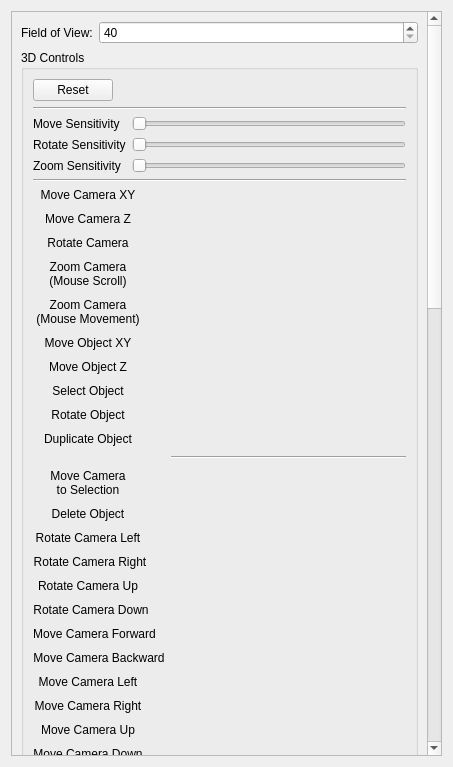
NickHugi/PyKotor, file ui/widgets/settings/module_designer.ui: the form before one commit.
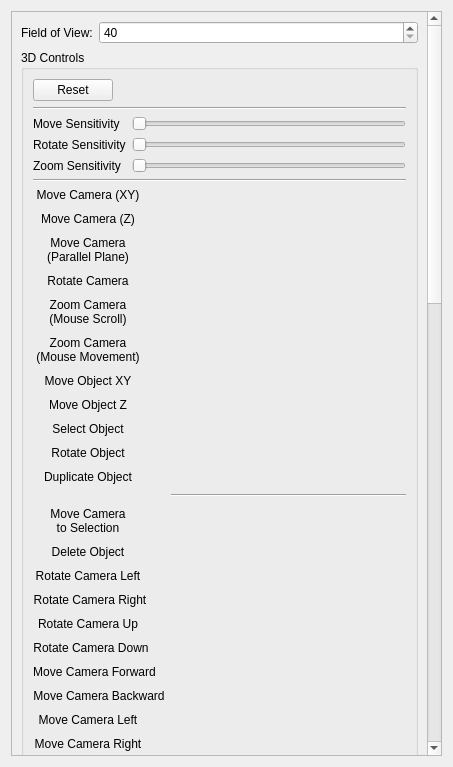
The form after the commit. Custom widgets are drawn as their Qt base class.

Commit message: Add controls to let the user move parallel to its viewing plane

```diff
--- a/ui/widgets/settings/module_designer.ui
+++ b/ui/widgets/settings/module_designer.ui
@@ -23,9 +23,9 @@
       <property name="geometry">
        <rect>
         <x>0</x>
-        <y>-279</y>
+        <y>0</y>
         <width>416</width>
-        <height>1882</height>
+        <height>1918</height>
        </rect>
       </property>
       <layout class="QVBoxLayout" name="verticalLayout">
@@ -180,7 +180,7 @@
 }</string>
               </property>
               <property name="text">
-               <string>Move Camera XY</string>
+               <string>Move Camera (XY)</string>
               </property>
               <property name="alignment">
                <set>Qt::AlignCenter</set>
@@ -207,7 +207,7 @@
 }</string>
               </property>
               <property name="text">
-               <string>Move Camera Z</string>
+               <string>Move Camera (Z)</string>
               </property>
               <property name="alignment">
                <set>Qt::AlignCenter</set>
@@ -217,7 +217,7 @@
             <item row="1" column="1">
              <widget class="SetBindWidget" name="moveCameraZ3dBindEdit" native="true"/>
             </item>
-            <item row="2" column="0">
+            <item row="3" column="0">
              <widget class="QLabel" name="label_3">
               <property name="minimumSize">
                <size>
@@ -241,10 +241,10 @@
               </property>
              </widget>
             </item>
-            <item row="2" column="1">
+            <item row="3" column="1">
              <widget class="SetBindWidget" name="rotateCamera3dBindEdit" native="true"/>
             </item>
-            <item row="3" column="0">
+            <item row="4" column="0">
              <widget class="QLabel" name="label_4">
               <property name="minimumSize">
                <size>
@@ -269,10 +269,10 @@
               </property>
              </widget>
             </item>
-            <item row="3" column="1">
+            <item row="4" column="1">
              <widget class="SetBindWidget" name="zoomCamera3dBindEdit" native="true"/>
             </item>
-            <item row="4" column="0">
+            <item row="5" column="0">
              <widget class="QLabel" name="label_9">
               <property name="minimumSize">
                <size>
@@ -297,10 +297,10 @@
               </property>
              </widget>
             </item>
-            <item row="4" column="1">
+            <item row="5" column="1">
              <widget class="SetBindWidget" name="zoomCameraMM3dBindEdit" native="true"/>
             </item>
-            <item row="5" column="0">
+            <item row="6" column="0">
              <widget class="QLabel" name="label_10">
               <property name="minimumSize">
                <size>
@@ -324,10 +324,10 @@
               </property>
              </widget>
             </item>
-            <item row="5" column="1">
+            <item row="6" column="1">
              <widget class="SetBindWidget" name="moveSelectedXY3dBindEdit" native="true"/>
             </item>
-            <item row="6" column="0">
+            <item row="7" column="0">
              <widget class="QLabel" name="label_11">
               <property name="minimumSize">
                <size>
@@ -351,10 +351,10 @@
               </property>
              </widget>
             </item>
-            <item row="6" column="1">
+            <item row="7" column="1">
              <widget class="SetBindWidget" name="moveSelectedZ3dBindEdit" native="true"/>
             </item>
-            <item row="7" column="0">
+            <item row="8" column="0">
              <widget class="QLabel" name="label_5">
               <property name="minimumSize">
                <size>
@@ -378,10 +378,10 @@
               </property>
              </widget>
             </item>
-            <item row="7" column="1">
+            <item row="8" column="1">
              <widget class="SetBindWidget" name="selectObject3dBindEdit" native="true"/>
             </item>
-            <item row="8" column="0">
+            <item row="9" column="0">
              <widget class="QLabel" name="label_6">
               <property name="minimumSize">
                <size>
@@ -405,17 +405,17 @@
               </property>
              </widget>
             </item>
-            <item row="8" column="1">
+            <item row="9" column="1">
              <widget class="SetBindWidget" name="rotateObject3dBindEdit" native="true"/>
             </item>
-            <item row="10" column="1">
+            <item row="11" column="1">
              <widget class="Line" name="line_3">
               <property name="orientation">
                <enum>Qt::Horizontal</enum>
               </property>
              </widget>
             </item>
-            <item row="12" column="0">
+            <item row="13" column="0">
              <widget class="QLabel" name="label_7">
               <property name="minimumSize">
                <size>
@@ -439,10 +439,10 @@
               </property>
              </widget>
             </item>
-            <item row="12" column="1">
+            <item row="13" column="1">
              <widget class="SetBindWidget" name="deleteObject3dBindEdit" native="true"/>
             </item>
-            <item row="13" column="0">
+            <item row="14" column="0">
              <widget class="QLabel" name="label_46">
               <property name="minimumSize">
                <size>
@@ -466,10 +466,10 @@
               </property>
              </widget>
             </item>
-            <item row="13" column="1">
+            <item row="14" column="1">
              <widget class="SetBindWidget" name="rotateCameraLeft3dBindEdit" native="true"/>
             </item>
-            <item row="14" column="0">
+            <item row="15" column="0">
              <widget class="QLabel" name="label_47">
               <property name="minimumSize">
                <size>
@@ -493,10 +493,10 @@
               </property>
              </widget>
             </item>
-            <item row="14" column="1">
+            <item row="15" column="1">
              <widget class="SetBindWidget" name="rotateCameraRight3dBindEdit" native="true"/>
             </item>
-            <item row="15" column="0">
+            <item row="16" column="0">
              <widget class="QLabel" name="label_48">
               <property name="minimumSize">
                <size>
@@ -520,10 +520,10 @@
               </property>
              </widget>
             </item>
-            <item row="15" column="1">
+            <item row="16" column="1">
              <widget class="SetBindWidget" name="rotateCameraUp3dBindEdit" native="true"/>
             </item>
-            <item row="16" column="0">
+            <item row="17" column="0">
              <widget class="QLabel" name="label_49">
               <property name="minimumSize">
                <size>
@@ -547,10 +547,10 @@
               </property>
              </widget>
             </item>
-            <item row="16" column="1">
+            <item row="17" column="1">
              <widget class="SetBindWidget" name="rotateCameraDown3dBindEdit" native="true"/>
             </item>
-            <item row="17" column="0">
+            <item row="18" column="0">
              <widget class="QLabel" name="label_50">
               <property name="minimumSize">
                <size>
@@ -574,10 +574,10 @@
               </property>
              </widget>
             </item>
-            <item row="17" column="1">
+            <item row="18" column="1">
              <widget class="SetBindWidget" name="moveCameraForward3dBindEdit" native="true"/>
             </item>
-            <item row="18" column="0">
+            <item row="19" column="0">
              <widget class="QLabel" name="label_51">
               <property name="minimumSize">
                <size>
@@ -601,10 +601,10 @@
               </property>
              </widget>
             </item>
-            <item row="18" column="1">
+            <item row="19" column="1">
              <widget class="SetBindWidget" name="moveCameraBackward3dBindEdit" native="true"/>
             </item>
-            <item row="19" column="0">
+            <item row="20" column="0">
              <widget class="QLabel" name="label_53">
               <property name="minimumSize">
                <size>
@@ -628,10 +628,10 @@
               </property>
              </widget>
             </item>
-            <item row="19" column="1">
+            <item row="20" column="1">
              <widget class="SetBindWidget" name="moveCameraLeft3dBindEdit" native="true"/>
             </item>
-            <item row="20" column="0">
+            <item row="21" column="0">
              <widget class="QLabel" name="label_52">
               <property name="minimumSize">
                <size>
@@ -655,10 +655,10 @@
               </property>
              </widget>
             </item>
-            <item row="20" column="1">
+            <item row="21" column="1">
              <widget class="SetBindWidget" name="moveCameraRight3dBindEdit" native="true"/>
             </item>
-            <item row="21" column="0">
+            <item row="22" column="0">
              <widget class="QLabel" name="label_54">
               <property name="minimumSize">
                <size>
@@ -682,10 +682,10 @@
               </property>
              </widget>
             </item>
-            <item row="21" column="1">
+            <item row="22" column="1">
              <widget class="SetBindWidget" name="moveCameraUp3dBindEdit" native="true"/>
             </item>
-            <item row="22" column="0">
+            <item row="23" column="0">
              <widget class="QLabel" name="label_55">
               <property name="minimumSize">
                <size>
@@ -709,10 +709,10 @@
               </property>
              </widget>
             </item>
-            <item row="22" column="1">
+            <item row="23" column="1">
              <widget class="SetBindWidget" name="moveCameraDown3dBindEdit" native="true"/>
             </item>
-            <item row="23" column="0">
+            <item row="24" column="0">
              <widget class="QLabel" name="label_56">
               <property name="minimumSize">
                <size>
@@ -736,10 +736,10 @@
               </property>
              </widget>
             </item>
-            <item row="23" column="1">
+            <item row="24" column="1">
              <widget class="SetBindWidget" name="zoomCameraIn3dBindEdit" native="true"/>
             </item>
-            <item row="24" column="0">
+            <item row="25" column="0">
              <widget class="QLabel" name="label_57">
               <property name="minimumSize">
                <size>
@@ -763,10 +763,10 @@
               </property>
              </widget>
             </item>
-            <item row="24" column="1">
+            <item row="25" column="1">
              <widget class="SetBindWidget" name="zoomCameraOut3dBindEdit" native="true"/>
             </item>
-            <item row="11" column="0">
+            <item row="12" column="0">
              <widget class="QLabel" name="label_8">
               <property name="minimumSize">
                <size>
@@ -791,13 +791,13 @@
               </property>
              </widget>
             </item>
-            <item row="11" column="1">
+            <item row="12" column="1">
              <widget class="SetBindWidget" name="moveCameraToSelected3dBindEdit" native="true"/>
             </item>
-            <item row="9" column="1">
+            <item row="10" column="1">
              <widget class="SetBindWidget" name="duplicateObject3dBindEdit" native="true"/>
             </item>
-            <item row="9" column="0">
+            <item row="10" column="0">
              <widget class="QLabel" name="label_58">
               <property name="minimumSize">
                <size>
@@ -821,7 +821,7 @@
               </property>
              </widget>
             </item>
-            <item row="25" column="0">
+            <item row="26" column="0">
              <widget class="QLabel" name="label_60">
               <property name="minimumSize">
                <size>
@@ -845,9 +845,36 @@
               </property>
              </widget>
             </item>
-            <item row="25" column="1">
+            <item row="26" column="1">
              <widget class="SetBindWidget" name="toggleLockInstancesBindEdit" native="true"/>
             </item>
+            <item row="2" column="0">
+             <widget class="QLabel" name="label_18">
+              <property name="minimumSize">
+               <size>
+                <width>110</width>
+                <height>0</height>
+               </size>
+              </property>
+              <property name="toolTip">
+               <string>Reacts to mouse movement.</string>
+              </property>
+              <property name="styleSheet">
+               <string notr="true">QLabel:hover {
+	color: #555;
+}</string>
+              </property>
+              <property name="text">
+               <string>&lt;html&gt;&lt;head/&gt;&lt;body&gt;&lt;p&gt;Move Camera&lt;br/&gt;(Parallel Plane)&lt;/p&gt;&lt;/body&gt;&lt;/html&gt;</string>
+              </property>
+              <property name="alignment">
+               <set>Qt::AlignCenter</set>
+              </property>
+             </widget>
+            </item>
+            <item row="2" column="1">
+             <widget class="SetBindWidget" name="moveCameraPlane3dBindEdit" native="true"/>
+            </item>
            </layout>
           </item>
          </layout>
```
The commit also changes 3 other files.
